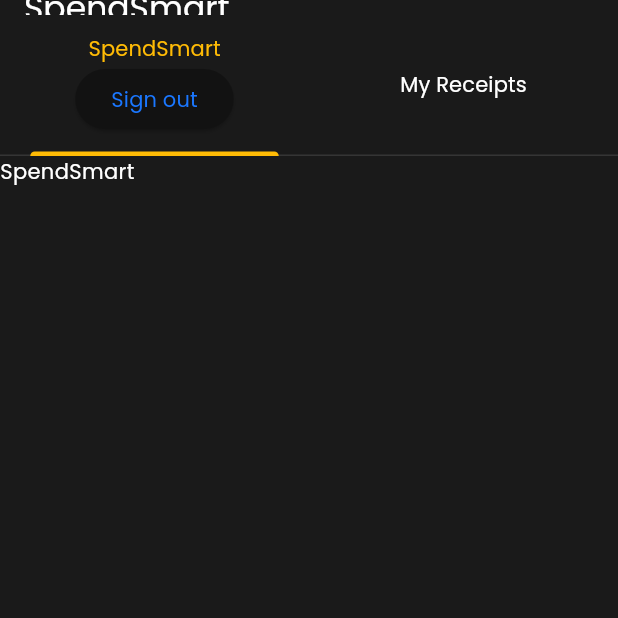
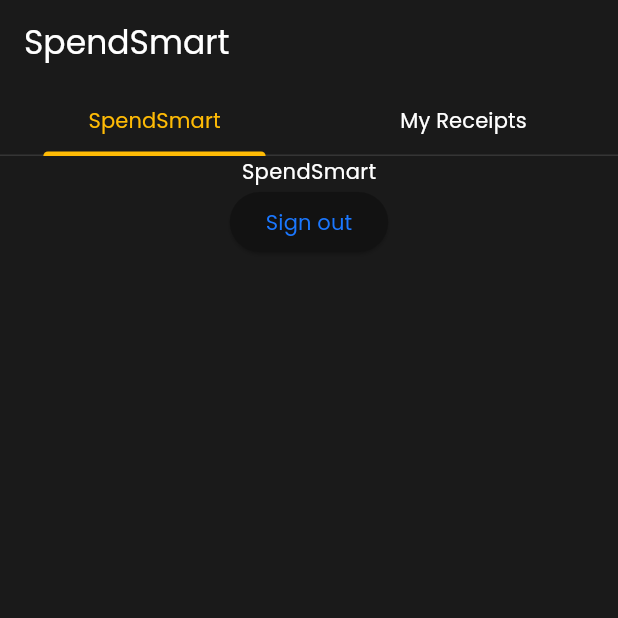
Before and after one commit to ezerssss/SpendSmart, a Flutter app: the HomePage screen opened directly, on a phone screen of 412 x 824 dp, the top half of it. Run offline on Flutter 3.47's test engine with Material 3 defaults, Android fonts, the phone set to English and light mode, and no system bars; our stand-ins replace cloud_firestore, firebase_auth, firebase_core, google_sign_in, introduction_screen, photo_view; accounts and stored records are empty; network calls fail.

Commit message:
[Refactor][AJ] Moved out the full image widget to it's own dart file. Fixed the tab bar view of homepage to show the sign out button

```diff
--- a/lib/home_page.dart
+++ b/lib/home_page.dart
@@ -42,12 +42,7 @@ class _HomePageState extends State<HomePage> {
                   vertical: 12,
                   horizontal: 30,
                 ),
-                child: Column(
-                  children: [
-                    Text("SpendSmart"),
-                    ElevatedButton(onPressed: signOut, child: Text("Sign out")),
-                  ],
-                ),
+                child: Text("SpendSmart"),
               ),
               Container(
                 padding: const EdgeInsets.symmetric(
@@ -59,7 +54,17 @@ class _HomePageState extends State<HomePage> {
             ],
           ),
         ),
-        body: TabBarView(children: [Text("SpendSmart"), MyReceiptsPage()]),
+        body: TabBarView(
+          children: [
+            Column(
+              children: [
+                Text("SpendSmart"),
+                ElevatedButton(onPressed: signOut, child: Text("Sign out")),
+              ],
+            ),
+            MyReceiptsPage(),
+          ],
+        ),
       ),
     );
   }
```
Also changed, not shown: lib/full_image.dart (added, +18 -0 lines), lib/my_receipts_page.dart (+4 -20 lines).
